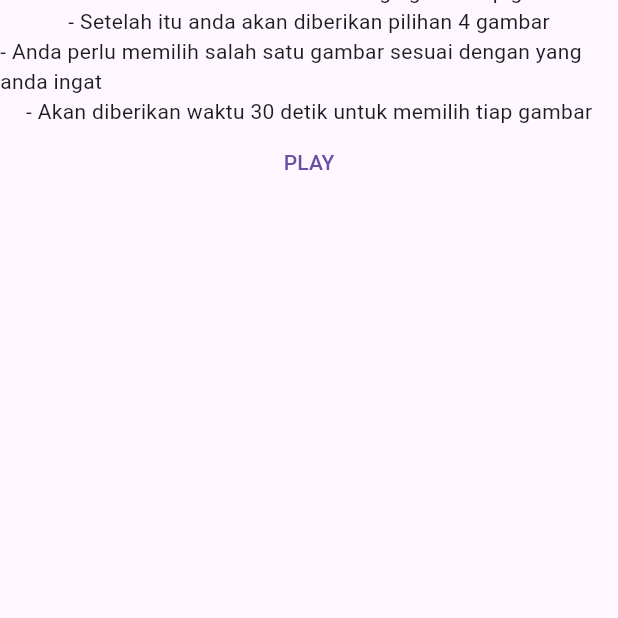
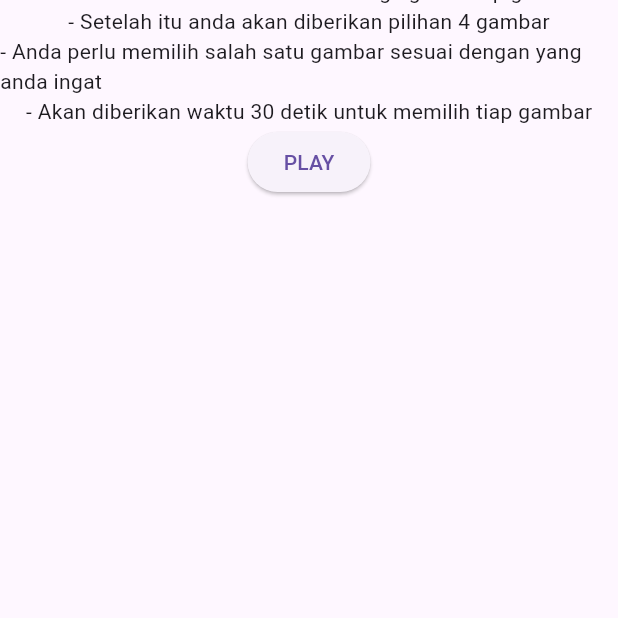
Before and after one commit to abayup14/ProjectUTSEmerTech, a Flutter app: the MyHomePage screen opened directly, on a phone screen of 412 x 824 dp, the part 618-1236 px from its top. Run offline on Flutter 3.47's test engine with Material 3 defaults, Android fonts, the phone set to English and light mode, and no system bars; our stand-ins replace shared_preferences; accounts and stored records are empty.

Commit message:
fixed play button

```diff
--- a/lib/main.dart
+++ b/lib/main.dart
@@ -169,12 +169,12 @@
             const Text(
               '- Akan diberikan waktu 30 detik untuk memilih tiap gambar',
             ),
-            TextButton(
-              child: Text("PLAY"),
+            ElevatedButton(
               onPressed: () {
-                Navigator.popAndPushNamed(context, "game");
-            },
-        ),
+                Navigator.push(context,
+                    MaterialPageRoute(builder: (context) => Game()));
+              },
+              child: Text("PLAY"))
           ],
         ),
       ),
```
